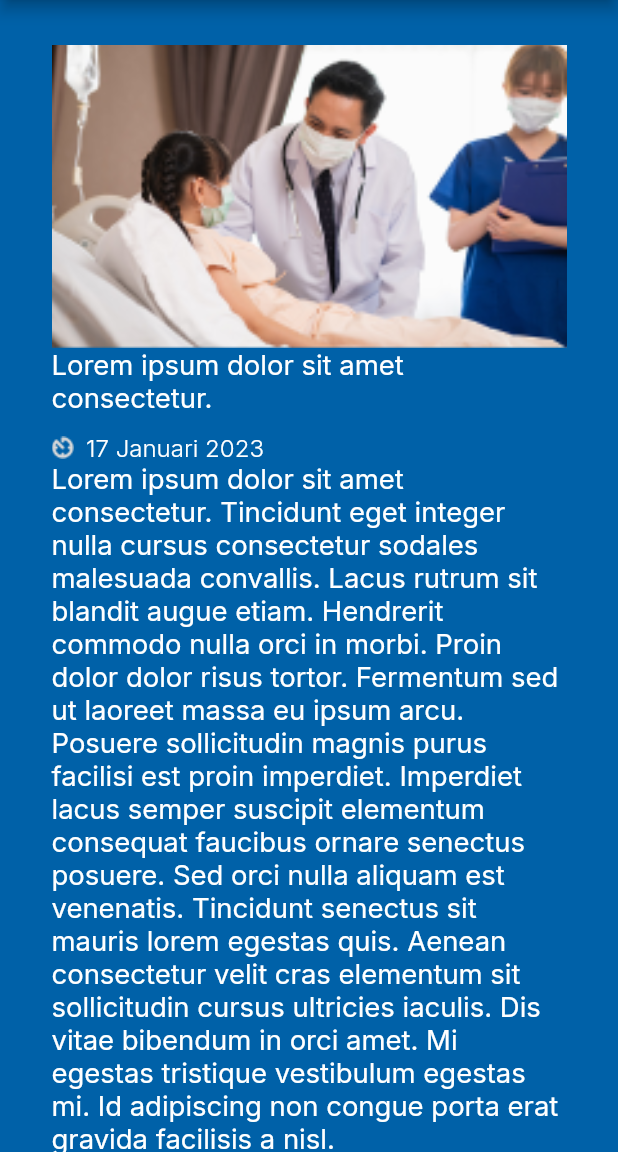
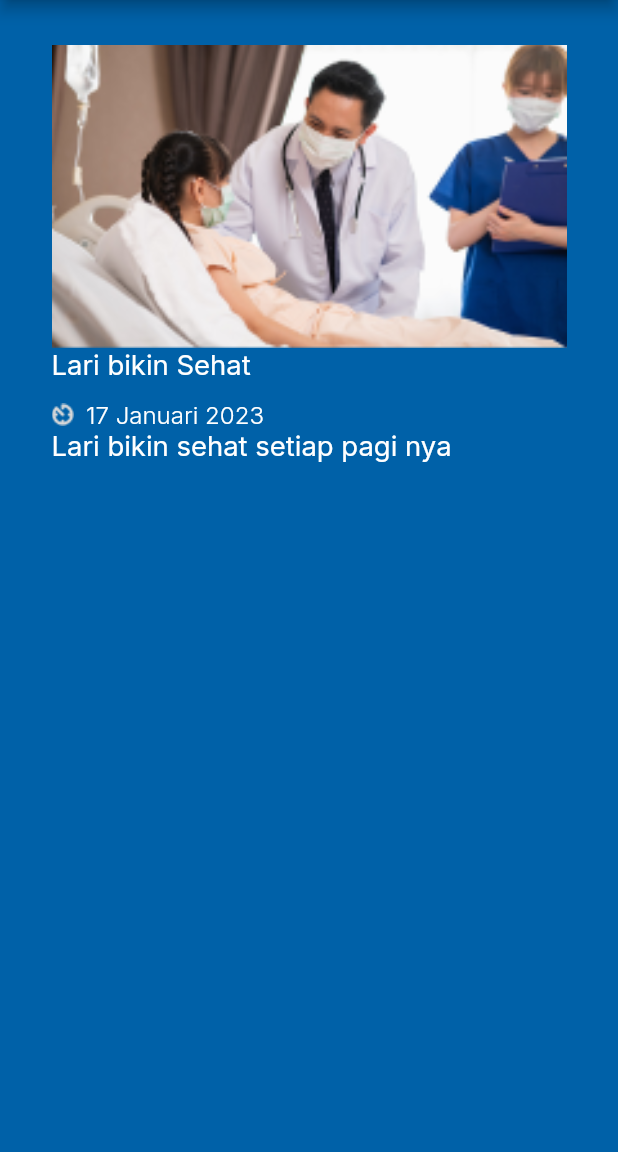
Before and after one commit to zainurroziqin/me_heatlh_go, a Flutter app: the ArtikelPage screen opened directly, after a tap on "Lari bikin Sehat", on a phone screen of 412 x 824 dp, the part 84-1236 px from its top. Run offline on Flutter 3.47's test engine with Material 2 defaults, Android fonts, the phone set to English and light mode, and no system bars; our stand-ins replace flutter_screenutil, get, google_fonts.

Commit message:
update detail

```diff
--- a/lib/pages/detailArtikelPage.dart
+++ b/lib/pages/detailArtikelPage.dart
@@ -1,11 +1,12 @@
 import 'package:flutter/material.dart';
-import 'package:flutter/src/widgets/container.dart';
-import 'package:flutter/src/widgets/framework.dart';
 import 'package:flutter_screenutil/flutter_screenutil.dart';
 import 'package:me_heatlh_go/config/theme.dart';
+import 'package:me_heatlh_go/model/artikel.dart';
 
 class DetailArtikelPage extends StatefulWidget {
-  const DetailArtikelPage({super.key});
+
+  final Artikel artikel;
+  const DetailArtikelPage({super.key, required this.artikel});
 
   @override
   State<DetailArtikelPage> createState() => _DetailArtikelPageState();
@@ -26,13 +27,13 @@ class _DetailArtikelPageState extends State<DetailArtikelPage> {
               children: [
                 SizedBox(height: 26.h,),
                 Image.asset(
-                  'assets/image_dummy.png',
+                  widget.artikel.imageUrl,
                   width: 300.w,
                   height: 177.h,
                   fit: BoxFit.cover,
                 ),
                 Text(
-                  'Lorem ipsum dolor sit amet consectetur.',
+                  widget.artikel.judul,
                   style: inter40014.copyWith(fontSize: 16.sp),
                 ),
                 SizedBox(height: 11.h,),
@@ -44,7 +45,7 @@ class _DetailArtikelPageState extends State<DetailArtikelPage> {
                   ],
                 ),
                 Text(
-                  'Lorem ipsum dolor sit amet consectetur. Tincidunt eget integer nulla cursus consectetur sodales malesuada convallis. Lacus rutrum sit blandit augue etiam. Hendrerit commodo nulla orci in morbi. Proin dolor dolor risus tortor. Fermentum sed ut laoreet massa eu ipsum arcu. Posuere sollicitudin magnis purus facilisi est proin imperdiet. Imperdiet lacus semper suscipit elementum consequat faucibus ornare senectus posuere. Sed orci nulla aliquam est venenatis. Tincidunt senectus sit mauris lorem egestas quis. Aenean consectetur velit cras elementum sit sollicitudin cursus ultricies iaculis. Dis vitae bibendum in orci amet. Mi egestas tristique vestibulum egestas mi. Id adipiscing non congue porta erat gravida facilisis a nisl.',
+                  widget.artikel.isi,
                   style: inter40014.copyWith(fontSize: 16.sp),
                 )
               ],
--- a/lib/widget/artikelCard.dart
+++ b/lib/widget/artikelCard.dart
@@ -21,7 +21,7 @@ class artikelCard extends StatelessWidget {
       padding: EdgeInsets.symmetric(horizontal: 15.w, vertical: 10.h),
       child: InkWell(
         onTap: (){
-          Get.to(const DetailArtikelPage());
+          Get.to( DetailArtikelPage(artikel: artikel,));
         },
         child: Container(
           width: MediaQuery.of(context).size.width,
--- a/lib/widget/kontakCard.dart
+++ b/lib/widget/kontakCard.dart
@@ -22,7 +22,7 @@ class kontakCard extends StatelessWidget {
       padding:  EdgeInsets.symmetric(vertical: 7.5.h),
       child: InkWell(
         onTap: (){
-          Get.to(DetailKontakPage());
+          Get.to(DetailKontakPage(kontak: kontak,));
         },
         child: Container(
           width: 330.w,
```
Also changed, not shown: lib/pages/detailKontakPage.dart (+31 -9 lines).
